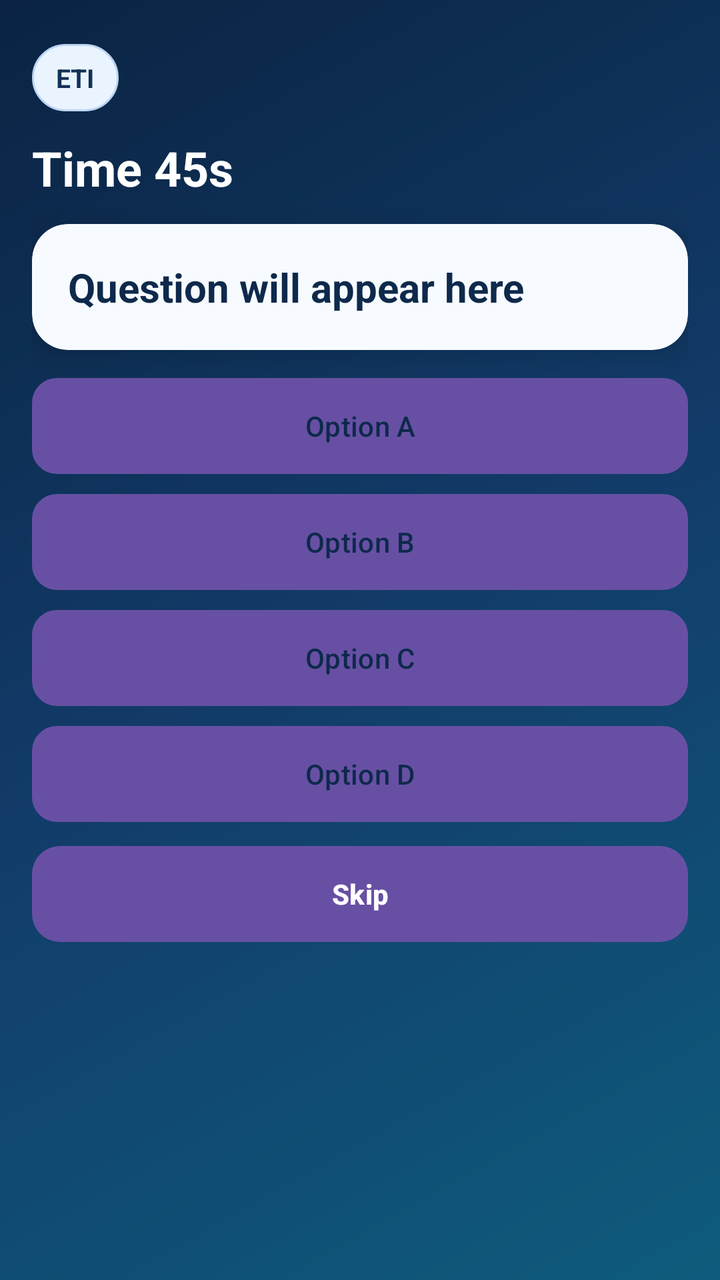
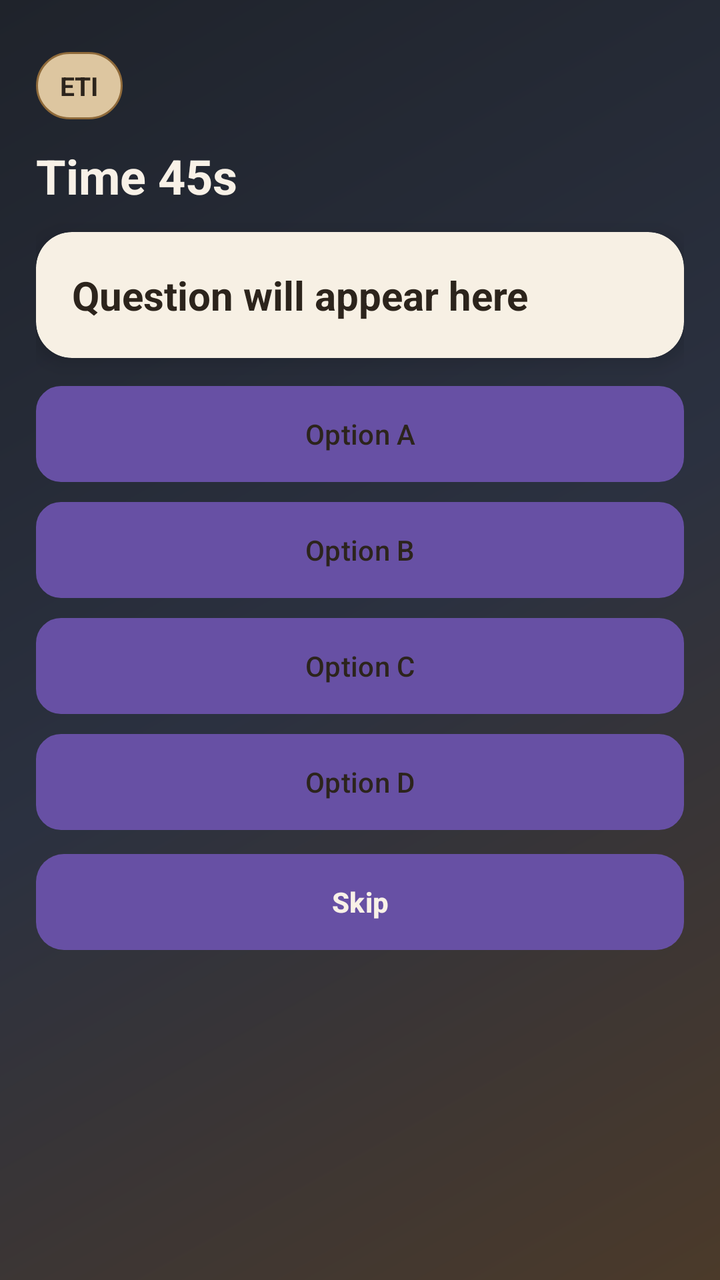

The first picture is an Android layout as it rendered before a commit; the second is the same layout after the commit. The layout source and the unified diff follow.
<!-- AndroidManifest.xml: application theme Theme.MCQForUT1 -->
<!-- res/layout/activity_quiz.xml -->
﻿<?xml version="1.0" encoding="utf-8"?>
<ScrollView xmlns:android="http://schemas.android.com/apk/res/android"
    android:layout_width="match_parent"
    android:layout_height="match_parent"
    android:background="@drawable/bg_gradient_main"
    android:fillViewport="true">

    <LinearLayout
        android:layout_width="match_parent"
        android:layout_height="wrap_content"
        android:orientation="vertical"
        android:padding="16dp">

        <TextView
            android:id="@+id/tvMeta"
            android:layout_width="wrap_content"
            android:layout_height="wrap_content"
            android:layout_marginTop="6dp"
            android:background="@drawable/bg_chip"
            android:paddingHorizontal="12dp"
            android:paddingVertical="8dp"
            android:text="ETI"
            android:textColor="#123155"
            android:textSize="13sp"
            android:textStyle="bold" />

        <TextView
            android:id="@+id/tvTimer"
            android:layout_width="wrap_content"
            android:layout_height="wrap_content"
            android:layout_marginTop="12dp"
            android:text="Time 45s"
            android:textColor="@android:color/white"
            android:textSize="24sp"
            android:textStyle="bold" />

        <androidx.cardview.widget.CardView
            android:layout_width="match_parent"
            android:layout_height="wrap_content"
            android:layout_marginTop="12dp"
            app:cardBackgroundColor="#F7FBFF"
            app:cardCornerRadius="18dp"
            app:cardElevation="8dp"
            xmlns:app="http://schemas.android.com/apk/res-auto">

            <TextView
                android:id="@+id/tvQuestion"
                android:layout_width="match_parent"
                android:layout_height="wrap_content"
                android:padding="18dp"
                android:text="Question will appear here"
                android:textColor="#0E294B"
                android:textSize="20sp"
                android:textStyle="bold" />
        </androidx.cardview.widget.CardView>

        <Button
            android:id="@+id/btnA"
            android:layout_width="match_parent"
            android:layout_height="wrap_content"
            android:layout_marginTop="14dp"
            android:background="@drawable/bg_option"
            android:text="Option A"
            android:textAllCaps="false"
            android:textColor="#0E294B" />

        <Button
            android:id="@+id/btnB"
            android:layout_width="match_parent"
            android:layout_height="wrap_content"
            android:layout_marginTop="10dp"
            android:background="@drawable/bg_option"
            android:text="Option B"
            android:textAllCaps="false"
            android:textColor="#0E294B" />

        <Button
            android:id="@+id/btnC"
            android:layout_width="match_parent"
            android:layout_height="wrap_content"
            android:layout_marginTop="10dp"
            android:background="@drawable/bg_option"
            android:text="Option C"
            android:textAllCaps="false"
            android:textColor="#0E294B" />

        <Button
            android:id="@+id/btnD"
            android:layout_width="match_parent"
            android:layout_height="wrap_content"
            android:layout_marginTop="10dp"
            android:background="@drawable/bg_option"
            android:text="Option D"
            android:textAllCaps="false"
            android:textColor="#0E294B" />

        <Button
            android:id="@+id/btnSkip"
            android:layout_width="match_parent"
            android:layout_height="wrap_content"
            android:layout_marginTop="12dp"
            android:background="@drawable/bg_card"
            android:text="Skip"
            android:textAllCaps="false"
            android:textColor="@android:color/white"
            android:textStyle="bold" />

    </LinearLayout>
</ScrollView>
<!-- resources referenced by this layout -->
<resources>
  <!-- drawable bg_card (drawable) -->
  ﻿<?xml version="1.0" encoding="utf-8"?>
  <shape xmlns:android="http://schemas.android.com/apk/res/android" android:shape="rectangle">
      <corners android:radius="14dp" />
      <gradient android:angle="0" android:startColor="#1E7CC5" android:endColor="#24A3B8" />
  </shape>
  <!-- drawable bg_chip (drawable) -->
  ﻿<?xml version="1.0" encoding="utf-8"?>
  <shape xmlns:android="http://schemas.android.com/apk/res/android" android:shape="rectangle">
      <corners android:radius="999dp" />
      <solid android:color="#EAF4FF" />
      <stroke android:width="1dp" android:color="#BED5F3" />
  </shape>
  <!-- drawable bg_gradient_main (drawable) -->
  ﻿<?xml version="1.0" encoding="utf-8"?>
  <shape xmlns:android="http://schemas.android.com/apk/res/android" android:shape="rectangle">
      <gradient
          android:angle="315"
          android:startColor="#0A2342"
          android:centerColor="#123C6A"
          android:endColor="#0E5C7D" />
  </shape>
  <!-- drawable bg_option (drawable) -->
  ﻿<?xml version="1.0" encoding="utf-8"?>
  <shape xmlns:android="http://schemas.android.com/apk/res/android" android:shape="rectangle">
      <corners android:radius="12dp" />
      <solid android:color="#EFF6FF" />
      <stroke android:width="1dp" android:color="#C3D9F5" />
  </shape>
  <style name="Theme.MCQForUT1" parent="Base.Theme.MCQForUT1" />
  <style name="Base.Theme.MCQForUT1" parent="Theme.Material3.DayNight.NoActionBar">
          
          
      </style>
</resources>

<!-- the commit's change to res/layout/activity_quiz.xml (unified diff, before → after) -->
@@ -1,5 +1,6 @@
 ﻿<?xml version="1.0" encoding="utf-8"?>
 <ScrollView xmlns:android="http://schemas.android.com/apk/res/android"
+    xmlns:app="http://schemas.android.com/apk/res-auto"
     android:layout_width="match_parent"
     android:layout_height="match_parent"
     android:background="@drawable/bg_gradient_main"
@@ -9,18 +10,18 @@
         android:layout_width="match_parent"
         android:layout_height="wrap_content"
         android:orientation="vertical"
-        android:padding="16dp">
+        android:padding="18dp">
 
         <TextView
             android:id="@+id/tvMeta"
             android:layout_width="wrap_content"
             android:layout_height="wrap_content"
-            android:layout_marginTop="6dp"
-            android:background="@drawable/bg_chip"
+            android:layout_marginTop="8dp"
+            android:background="@drawable/bg_chip_active"
             android:paddingHorizontal="12dp"
             android:paddingVertical="8dp"
             android:text="ETI"
-            android:textColor="#123155"
+            android:textColor="@color/ink_dark"
             android:textSize="13sp"
             android:textStyle="bold" />
 
@@ -30,7 +31,7 @@
             android:layout_height="wrap_content"
             android:layout_marginTop="12dp"
             android:text="Time 45s"
-            android:textColor="@android:color/white"
+            android:textColor="@color/ink_light"
             android:textSize="24sp"
             android:textStyle="bold" />
 
@@ -38,10 +39,9 @@
             android:layout_width="match_parent"
             android:layout_height="wrap_content"
             android:layout_marginTop="12dp"
-            app:cardBackgroundColor="#F7FBFF"
+            app:cardBackgroundColor="@color/surface_panel"
             app:cardCornerRadius="18dp"
-            app:cardElevation="8dp"
-            xmlns:app="http://schemas.android.com/apk/res-auto">
+            app:cardElevation="6dp">
 
             <TextView
                 android:id="@+id/tvQuestion"
@@ -49,7 +49,7 @@
                 android:layout_height="wrap_content"
                 android:padding="18dp"
                 android:text="Question will appear here"
-                android:textColor="#0E294B"
+                android:textColor="@color/ink_dark"
                 android:textSize="20sp"
                 android:textStyle="bold" />
         </androidx.cardview.widget.CardView>
@@ -62,7 +62,7 @@
             android:background="@drawable/bg_option"
             android:text="Option A"
             android:textAllCaps="false"
-            android:textColor="#0E294B" />
+            android:textColor="@color/ink_dark" />
 
         <Button
             android:id="@+id/btnB"
@@ -72,7 +72,7 @@
             android:background="@drawable/bg_option"
             android:text="Option B"
             android:textAllCaps="false"
-            android:textColor="#0E294B" />
+            android:textColor="@color/ink_dark" />
 
         <Button
             android:id="@+id/btnC"
@@ -82,7 +82,7 @@
             android:background="@drawable/bg_option"
             android:text="Option C"
             android:textAllCaps="false"
-            android:textColor="#0E294B" />
+            android:textColor="@color/ink_dark" />
 
         <Button
             android:id="@+id/btnD"
@@ -92,7 +92,7 @@
             android:background="@drawable/bg_option"
             android:text="Option D"
             android:textAllCaps="false"
-            android:textColor="#0E294B" />
+            android:textColor="@color/ink_dark" />
 
         <Button
             android:id="@+id/btnSkip"
@@ -102,7 +102,7 @@
             android:background="@drawable/bg_card"
             android:text="Skip"
             android:textAllCaps="false"
-            android:textColor="@android:color/white"
+            android:textColor="@color/ink_light"
             android:textStyle="bold" />
 
     </LinearLayout>
<!-- resource entries referenced after the edit -->
@@ -1,33 +1,36 @@
 <!-- resources referenced by this layout -->
 <resources>
+  <color name="ink_dark">#2C241C</color>
+  <color name="ink_light">#F8F1E7</color>
+  <color name="surface_panel">#F7F0E4</color>
   <!-- drawable bg_card (drawable) -->
   ﻿<?xml version="1.0" encoding="utf-8"?>
   <shape xmlns:android="http://schemas.android.com/apk/res/android" android:shape="rectangle">
       <corners android:radius="14dp" />
-      <gradient android:angle="0" android:startColor="#1E7CC5" android:endColor="#24A3B8" />
+      <gradient android:angle="0" android:startColor="#8F6A3A" android:endColor="#6F522F" />
   </shape>
-  <!-- drawable bg_chip (drawable) -->
+  <!-- drawable bg_chip_active (drawable) -->
   ﻿<?xml version="1.0" encoding="utf-8"?>
   <shape xmlns:android="http://schemas.android.com/apk/res/android" android:shape="rectangle">
       <corners android:radius="999dp" />
-      <solid android:color="#EAF4FF" />
-      <stroke android:width="1dp" android:color="#BED5F3" />
+      <solid android:color="#DDC6A0" />
+      <stroke android:width="1dp" android:color="#8F6A3A" />
   </shape>
   <!-- drawable bg_gradient_main (drawable) -->
   ﻿<?xml version="1.0" encoding="utf-8"?>
   <shape xmlns:android="http://schemas.android.com/apk/res/android" android:shape="rectangle">
       <gradient
           android:angle="315"
-          android:startColor="#0A2342"
-          android:centerColor="#123C6A"
-          android:endColor="#0E5C7D" />
+          android:startColor="#1F232B"
+          android:centerColor="#2B3140"
+          android:endColor="#4B3A2A" />
   </shape>
   <!-- drawable bg_option (drawable) -->
   ﻿<?xml version="1.0" encoding="utf-8"?>
   <shape xmlns:android="http://schemas.android.com/apk/res/android" android:shape="rectangle">
       <corners android:radius="12dp" />
-      <solid android:color="#EFF6FF" />
-      <stroke android:width="1dp" android:color="#C3D9F5" />
+      <solid android:color="#F7F0E4" />
+      <stroke android:width="1dp" android:color="#C9B89B" />
   </shape>
   <style name="Theme.MCQForUT1" parent="Base.Theme.MCQForUT1" />
   <style name="Base.Theme.MCQForUT1" parent="Theme.Material3.DayNight.NoActionBar">
